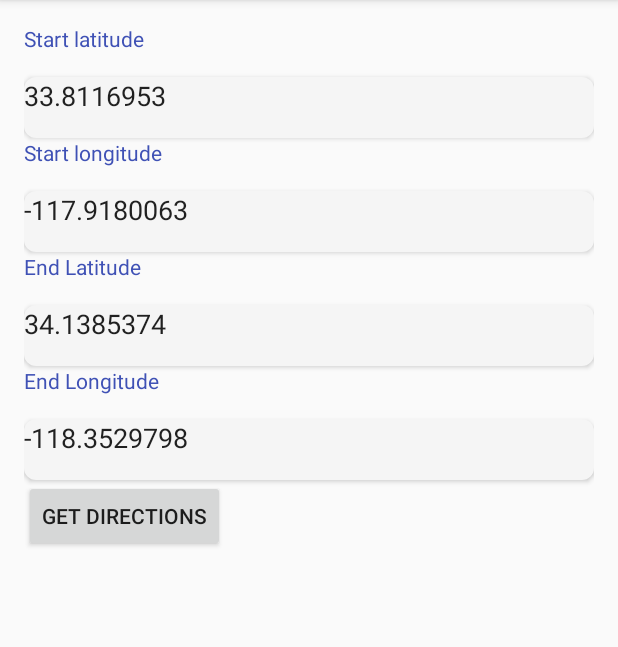
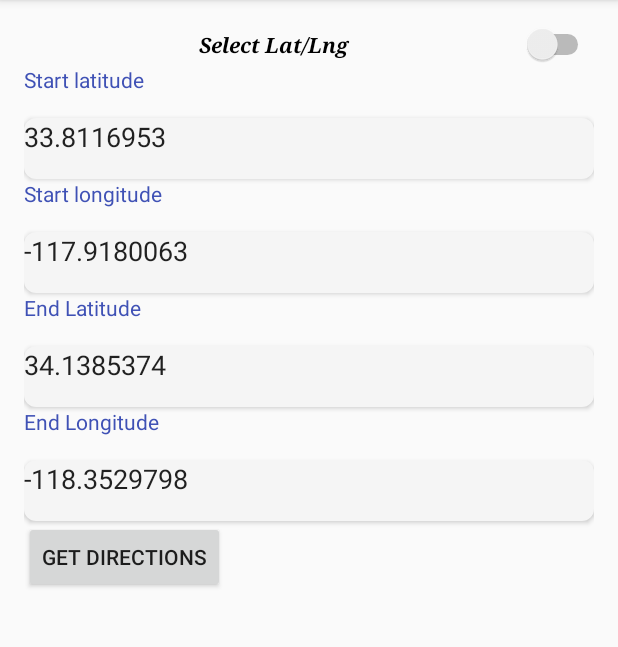
Before and after one commit to loukspan/Distributed2017AndroidApp, an Android app: the screen it shows after launch (MainActivity), on a phone screen of 412 x 824 dp, the part 84-731 px from its top. Run offline under Robolectric (Android 15) with nearby library versions, the phone set to English and light mode, and no system bars.

Commit message:
Connection configured, lternative directions added withh a switch buton

```diff
--- a/app/src/main/res/layout/activity_main.xml
+++ b/app/src/main/res/layout/activity_main.xml
@@ -9,27 +9,43 @@
     android:paddingLeft="@dimen/activity_horizontal_margin"
     android:paddingRight="@dimen/activity_horizontal_margin"
     android:paddingTop="@dimen/activity_vertical_margin"
-    tools:context="com.distributed.distributed2017androidapp.MainActivity">
+    tools:context="com.distributed.distributed2017androidapp.MainActivity"
+    android:weightSum="1">
+
+    <Switch
+        android:id="@+id/select_route"
+        android:layout_width="match_parent"
+        android:layout_height="wrap_content"
+        android:fontFamily="serif"
+        android:lineSpacingExtra="12sp"
+        android:text="@string/Switch_LatLng"
+        android:textAlignment="center"
+        android:textStyle="bold|italic" />
+
     <TextView
         android:textColor="@color/colorPrimary"
         android:layout_width="wrap_content"
         android:layout_height="wrap_content"
         android:text="@string/StartLat"
         android:paddingBottom="@dimen/activity_vertical_margin"/>
+
     <EditText
         android:id="@+id/startlat"
-        android:text="@string/DefaultStartLat"
         android:layout_width="match_parent"
+        android:layout_height="wrap_content"
+        android:background="@drawable/edittextrect"
         android:elevation="2dp"
-        android:background="@drawable/edittextrect"
-        android:layout_height="wrap_content"
-        android:paddingBottom="@dimen/activity_vertical_margin"/>
+        android:paddingBottom="@dimen/activity_vertical_margin"
+        android:text="@string/DefaultStartLat" />
+
     <TextView
-        android:textColor="@color/colorPrimary"
+        android:id="@+id/textView3"
         android:layout_width="wrap_content"
         android:layout_height="wrap_content"
+        android:paddingBottom="@dimen/activity_vertical_margin"
         android:text="@string/StartLon"
-        android:paddingBottom="@dimen/activity_vertical_margin"/>
+        android:textColor="@color/colorPrimary" />
+
     <EditText
         android:id="@+id/startlon"
         android:text="@string/DefaultStartLon"
@@ -38,12 +54,15 @@
         android:background="@drawable/edittextrect"
         android:layout_height="wrap_content"
         android:paddingBottom="@dimen/activity_vertical_margin"/>
+
     <TextView
-        android:textColor="@color/colorPrimary"
+        android:id="@+id/textView4"
         android:layout_width="wrap_content"
         android:layout_height="wrap_content"
+        android:paddingBottom="@dimen/activity_vertical_margin"
         android:text="@string/EndLat"
-        android:paddingBottom="@dimen/activity_vertical_margin"/>
+        android:textColor="@color/colorPrimary" />
+
     <EditText
         android:id="@+id/endlat"
         android:text="@string/DefaultEndLat"
@@ -52,12 +71,14 @@
         android:background="@drawable/edittextrect"
         android:layout_height="wrap_content"
         android:paddingBottom="@dimen/activity_vertical_margin"/>
+
     <TextView
         android:textColor="@color/colorPrimary"
+        android:paddingBottom="@dimen/activity_vertical_margin"
         android:layout_width="wrap_content"
         android:layout_height="wrap_content"
-        android:text="@string/EndLon"
-        android:paddingBottom="@dimen/activity_vertical_margin"/>
+        android:text="@string/EndLon" />
+
     <EditText
         android:id="@+id/endlon"
         android:text="@string/DefaultEndLon"
@@ -72,4 +93,12 @@
         android:id="@+id/GetDirs"
         android:text="@string/GetDirs"/>
 
+    <TextView
+        android:id="@+id/textView2"
+        android:layout_width="match_parent"
+        android:layout_height="wrap_content"
+        android:paddingBottom="@dimen/activity_vertical_margin"
+        android:textColor="@color/colorPrimary"
+        android:layout_weight="0.35" />
+
 </LinearLayout>
--- a/app/src/main/res/values/strings.xml
+++ b/app/src/main/res/values/strings.xml
@@ -9,5 +9,10 @@
     <string name="DefaultStartLon">-117.9180063</string>
     <string name="DefaultEndLat">34.1385374</string>
     <string name="DefaultEndLon">-118.3529798</string>
+    <string name="OtherStartLat">41.67267349999999</string>
+    <string name="OtherStartLon">-72.7160707</string>
+    <string name="OtherEndLat">41.677928</string>
+    <string name="OtherEndLon">-72.85322859999999</string>
     <string name="title_activity_maps">Map</string>
+    <string name="Switch_LatLng">Select Lat/Lng</string>
 </resources>
```
Also changed, not shown: app/src/main/java/com/distributed/distributed2017androidapp/Controller/HandleConnections.java (+18 -11 lines), app/src/main/java/com/distributed/distributed2017androidapp/MainActivity.java (+54 -9 lines), app/src/main/java/model/Direction.java (added, +113 -0 lines), app/src/main/java/model/Directions.java (+55 -19 lines).
